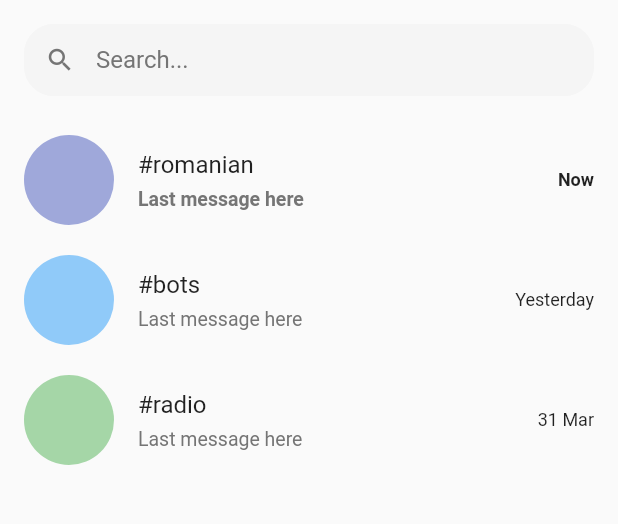
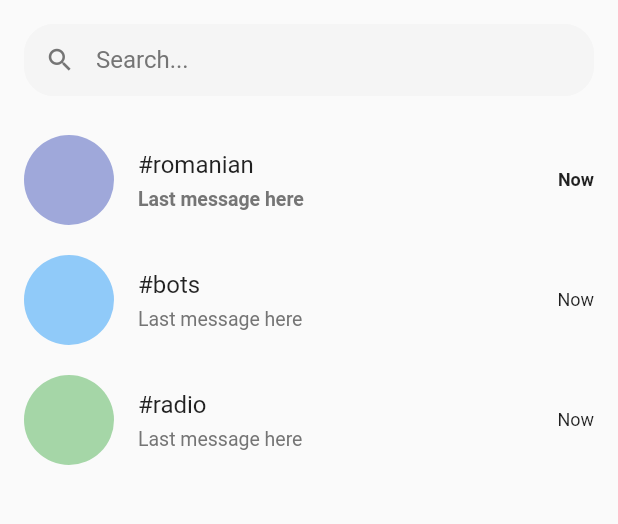
Before and after one commit to chat-apropo/chat-apropo, a Flutter app: the screen it shows after launch, on a phone screen of 412 x 824 dp, the part 72-596 px from its top. Run offline on Flutter 3.47's test engine with Material 2 defaults, Android fonts, the phone set to English and light mode, and no system bars; our stand-ins replace audioplayers, dio, file_picker, sqflite, sqflite_common_ffi; missing offline and left inert: any_link_preview, irc; accounts and stored records are empty.

Commit message:
Final schema

```diff
--- a/lib/main.dart
+++ b/lib/main.dart
@@ -30,6 +30,7 @@ void main() {
   }
   databaseFactory = databaseFactoryFfi;
   ensureDatabaseCreated();
+  DbHelper().open();
   runApp(const App());
 }
 
--- a/lib/models/chanModel.dart
+++ b/lib/models/chanModel.dart
@@ -1,12 +1,10 @@
-class Channels {
+import 'package:chat_apropo/models/channelMessageModel.dart';
+
+class Channel {
   String name;
-  String messageText;
-  String image;
-  String time;
-  Channels({
+  ChannelMessage lastMessage;
+  Channel({
       required this.name,
-      required this.messageText,
-      required this.image,
-      required this.time
+      required this.lastMessage,
   });
 }
--- a/lib/models/channelMessageModel.dart
+++ b/lib/models/channelMessageModel.dart
@@ -2,5 +2,10 @@ class ChannelMessage {
   String text;
   String sender;
   bool isMine;
-  ChannelMessage({required this.text, required this.sender, this.isMine=false});
+  DateTime? timestamp;
+  ChannelMessage({required this.text, required this.sender, this.isMine=false, this.timestamp}) {
+    timestamp ??= DateTime.now();
+  }
+
+  get date => timestamp!;
 }
--- a/lib/screens/chanPage.dart
+++ b/lib/screens/chanPage.dart
@@ -1,3 +1,4 @@
+import 'package:chat_apropo/models/channelMessageModel.dart';
 import 'package:flutter/material.dart';
 
 import '../models/chanModel.dart';
@@ -13,23 +14,54 @@ class ChanPage extends StatefulWidget {
 }
 
 class _ChanPageState extends State<ChanPage> {
-  List<Channels> channels = [
-    Channels(
-        name: "#romanian",
-        messageText: "Last message here",
-        image: "images/userImage1.jpeg",
-        time: "Now"),
-    Channels(
-        name: "#bots",
-        messageText: "Last message here",
-        image: "images/userImage2.jpeg",
-        time: "Yesterday"),
-    Channels(
-        name: "#radio",
-        messageText: "Last message here",
-        image: "images/userImage3.jpeg",
-        time: "31 Mar"),
+  List<Channel> channels = [
+    Channel(
+      name: "#romanian",
+      lastMessage: ChannelMessage(
+          text: "Last message here",
+          sender: "John",
+          timestamp: DateTime.now(),
+          isMine: false),
+    ),
+    Channel(
+      name: "#bots",
+      lastMessage: ChannelMessage(
+          text: "Last message here",
+          sender: "John",
+          timestamp: DateTime.now(),
+          isMine: false),
+    ),
+    Channel(
+      name: "#radio",
+      lastMessage: ChannelMessage(
+          text: "Last message here",
+          sender: "John",
+          timestamp: DateTime.now(),
+          isMine: false),
+    ),
   ];
+
+  /// Returns "Now" if in the last 10 minutes, otherwise the hour if on the same day
+  /// otherwise the day and the month if in the same year, otherwise day month year
+  String _datetimeToString(DateTime dateTime) {
+    final now = DateTime.now();
+    // Format to 2 digits
+    final minute = dateTime.minute.toString().padLeft(2, '0');
+    final hour = dateTime.hour.toString().padLeft(2, '0');
+    final day = dateTime.day.toString().padLeft(2, '0');
+    final month = dateTime.month.toString().padLeft(2, '0');
+
+    if (dateTime.difference(now).inMinutes < 10) {
+      return "Now";
+    } else if (dateTime.day == now.day) {
+      return "$hour:$minute";
+    } else if (dateTime.year == now.year) {
+      return "$day/$month $hour:$minute";
+    } else {
+      return "$day/$month/${dateTime.year} $hour:$minute";
+    }
+  }
+
   @override
   Widget build(BuildContext context) {
     return Scaffold(
@@ -108,9 +140,9 @@ class _ChanPageState extends State<ChanPage> {
                 return ConversationList(
                   name: channels[index].name,
                   isChannelList: true,
-                  messageText: channels[index].messageText,
+                  messageText: channels[index].lastMessage.text,
                   color: nickColor(channels[index].name),
-                  time: channels[index].time,
+                  time: _datetimeToString(channels[index].lastMessage.date),
                   isMessageRead: (index == 0 || index == 3) ? true : false,
                 );
               },
```
Also changed, not shown: lib/models/dbhelpers.dart (+86 -3 lines).
